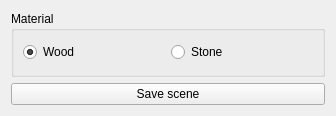
Daichip/Project_Tesi, file widgets/manager.ui: the form before one commit.
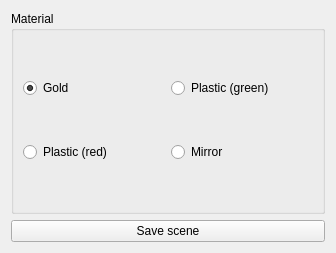
The form after the commit.

Patch:
```diff
--- a/widgets/manager.ui
+++ b/widgets/manager.ui
@@ -7,7 +7,7 @@
     <x>0</x>
     <y>0</y>
     <width>336</width>
-    <height>116</height>
+    <height>253</height>
    </rect>
   </property>
   <property name="windowTitle">
@@ -20,20 +20,34 @@
       <string>Material</string>
      </property>
      <layout class="QGridLayout" name="gridLayout_2">
+      <item row="0" column="2">
+       <widget class="QRadioButton" name="materialPlasticGreenRadio">
+        <property name="text">
+         <string>Plastic (green)</string>
+        </property>
+       </widget>
+      </item>
       <item row="0" column="1">
        <widget class="QRadioButton" name="materialWoodRadio">
         <property name="text">
-         <string>Wood</string>
+         <string>Gold</string>
         </property>
         <property name="checked">
          <bool>true</bool>
         </property>
        </widget>
       </item>
-      <item row="0" column="2">
-       <widget class="QRadioButton" name="materialStoneRadio">
+      <item row="1" column="1">
+       <widget class="QRadioButton" name="materialPlasticRedRadio">
         <property name="text">
-         <string>Stone</string>
+         <string>Plastic (red)</string>
+        </property>
+       </widget>
+      </item>
+      <item row="1" column="2">
+       <widget class="QRadioButton" name="materialMirrorRadio">
+        <property name="text">
+         <string>Mirror</string>
         </property>
        </widget>
       </item>
```
Left out of the diff: 2 changed lines with no effect on the pictures.
